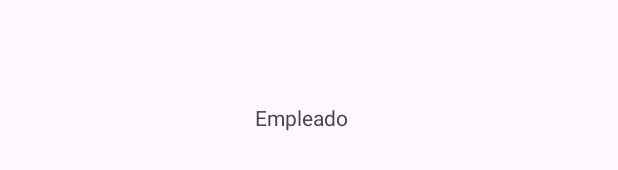
After one commit to DeringSalazar/HotelSync, an Android app: the layout activity_empleado.xml on its own in the app's theme, with its tools: preview values and no code run, on a phone screen of 412 x 824 dp. The commit adds this screen. Shown: the part 232-402 px from the top of the screen. Run offline under Robolectric (Android 15) with nearby library versions, the phone set to English and light mode, and no system bars.

Commit message:
Estoy cansado

```diff
--- a/app/src/main/AndroidManifest.xml
+++ b/app/src/main/AndroidManifest.xml
@@ -11,6 +11,9 @@
         android:roundIcon="@mipmap/ic_launcher_round"
         android:supportsRtl="true"
         android:theme="@style/Theme.HotelSync">
+        <activity
+            android:name=".EmpleadoActivity"
+            android:exported="false" />
         <activity
             android:name=".Registro"
             android:exported="false" />
--- a/app/src/main/java/com/example/hotelsync/DBGestion.java
+++ b/app/src/main/java/com/example/hotelsync/DBGestion.java
@@ -13,8 +13,8 @@ public class DBGestion extends SQLiteOpenHelper {
 
     @Override
     public void onCreate(SQLiteDatabase db) {
-        db.execSQL("create table huesped (cedula text primary key, nombre text, apellido text, telefono text, correo text)");
-        db.execSQL("create table empleado (cedula text primary key, nombre text, apellido text, telefono text, correo text)");
+        db.execSQL("create table huesped (cedula text primary key, nombre text, apellido text, telefono text, correo text, rol text)");
+        db.execSQL("create table empleado (cedula text primary key, nombre text, apellido text, telefono text, correo text, rol text)");
         db.execSQL("create table habitacion (codigo text primary key, numero text, estado text, piso text, nombre text, descripcion text, precio_noche text, capacidad text)");
         db.execSQL("create table reserva (" +
                 "id_reserva text primary key, " +
--- a/app/src/main/java/com/example/hotelsync/Registro.java
+++ b/app/src/main/java/com/example/hotelsync/Registro.java
@@ -65,6 +65,7 @@ public class Registro extends AppCompatActivity {
             registro.put("apellido", apellido);
             registro.put("telefono", telefono);
             registro.put("correo", correo);
+            registro.put("rol", tabla);
             BaseDatos.insert(tabla, null, registro);
             BaseDatos.close();
             TxtCedula.setText("");
--- /dev/null
+++ b/app/src/main/res/layout/activity_empleado.xml
@@ -0,0 +1,21 @@
+<?xml version="1.0" encoding="utf-8"?>
+<androidx.constraintlayout.widget.ConstraintLayout xmlns:android="http://schemas.android.com/apk/res/android"
+    xmlns:app="http://schemas.android.com/apk/res-auto"
+    xmlns:tools="http://schemas.android.com/tools"
+    android:id="@+id/main"
+    android:layout_width="match_parent"
+    android:layout_height="match_parent"
+    tools:context=".EmpleadoActivity">
+
+    <TextView
+        android:id="@+id/textView9"
+        android:layout_width="wrap_content"
+        android:layout_height="wrap_content"
+        android:layout_marginStart="169dp"
+        android:layout_marginTop="223dp"
+        android:layout_marginEnd="179dp"
+        android:text="Empleado"
+        app:layout_constraintEnd_toEndOf="parent"
+        app:layout_constraintStart_toStartOf="parent"
+        app:layout_constraintTop_toTopOf="parent" />
+</androidx.constraintlayout.widget.ConstraintLayout>
--- a/app/src/main/res/layout/activity_registro.xml
+++ b/app/src/main/res/layout/activity_registro.xml
@@ -118,7 +118,6 @@
                 android:layout_marginBottom="16dp"
                 android:background="#F3F3F3"
                 android:hint="Ingrese su nombre"
-                android:inputType="textPassword"
                 android:padding="12dp"
                 android:textColorHint="#999999" />
 
```
Also changed, not shown: app/src/main/java/com/example/hotelsync/EmpleadoActivity.java (added, +15 -0 lines), app/src/main/java/com/example/hotelsync/MainActivity.java (+34 -15 lines).
